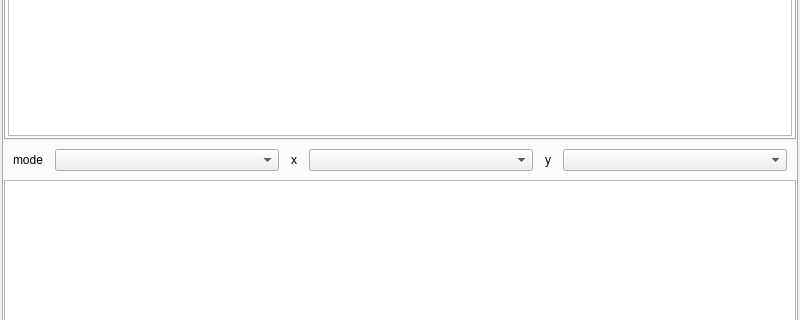
Qt form gui/form.ui (vijayrudraraju/qtmapper) before a commit; both pictures show x 0 to 800 and y 170 to 490 of the 800 by 600 pixel window.
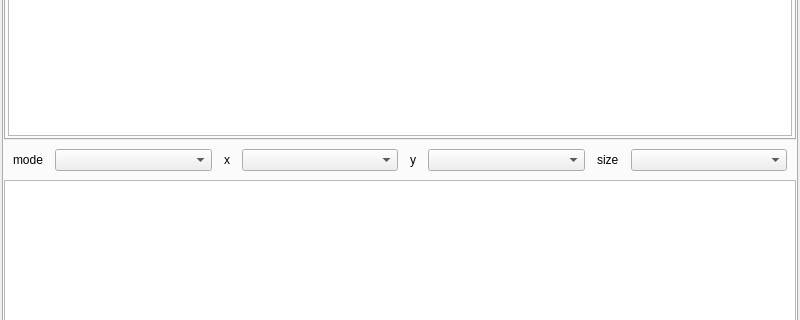
The same form after that commit. Custom widgets are drawn as their Qt base class.

What changed in the file:
```diff
--- a/gui/form.ui
+++ b/gui/form.ui
@@ -185,6 +185,22 @@
           <item>
            <widget class="QComboBox" name="y_param_picker"/>
           </item>
+          <item>
+           <widget class="QLabel" name="label_4">
+            <property name="sizePolicy">
+             <sizepolicy hsizetype="Fixed" vsizetype="Preferred">
+              <horstretch>0</horstretch>
+              <verstretch>0</verstretch>
+             </sizepolicy>
+            </property>
+            <property name="text">
+             <string>size</string>
+            </property>
+           </widget>
+          </item>
+          <item>
+           <widget class="QComboBox" name="size_param_picker"/>
+          </item>
          </layout>
         </widget>
        </item>
```
